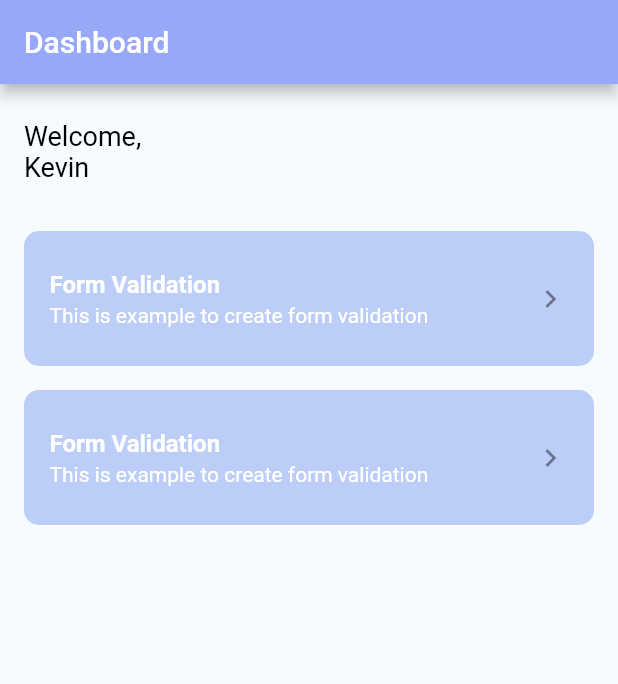
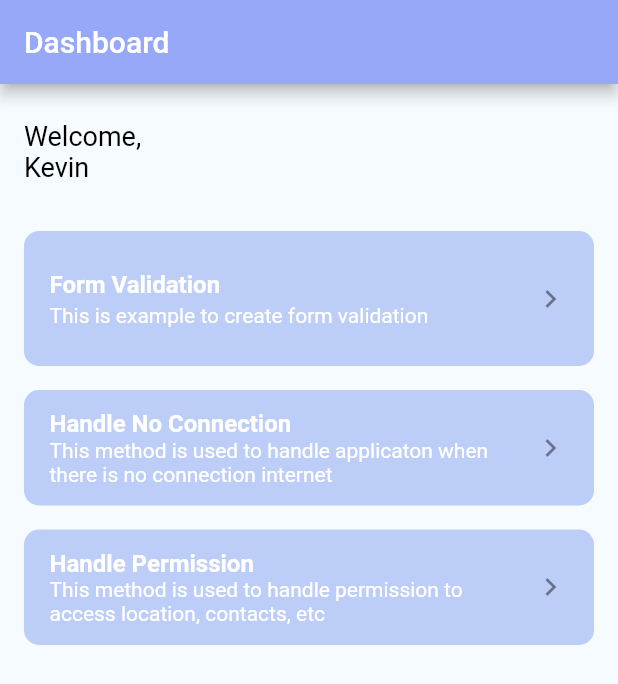
Before and after one commit to kevinrisqi/flutter_mini_projects, a Flutter app: the screen it shows after launch, on a phone screen of 412 x 824 dp. Shown: the top 684 px of the screen. Run offline on Flutter 3.47's test engine with Material 2 defaults, Android fonts, the light colour scheme and no system bars; our stand-ins replace dio, flutter_screenutil, get, lottie.

Commit message:
refactor method

```diff
--- a/lib/global/controller/global_controller.dart
+++ b/lib/global/controller/global_controller.dart
@@ -5,4 +5,6 @@ class GlobalController extends GetxController {
   var firstNameController = TextEditingController();
   var lastNameController = TextEditingController();
   var emailController = TextEditingController();
+
+  final formKey = GlobalKey<FormState>();
 }
--- a/lib/pages/form_validation/form_validation_controller.dart
+++ b/lib/pages/form_validation/form_validation_controller.dart
@@ -2,10 +2,4 @@ import 'package:flutter/material.dart';
 import 'package:get/get.dart';
 
 class FormValidationController extends GetxController {
-  var firstNameController = TextEditingController();
-
-  void clear() {
-    firstNameController.text = '';
-  }
-
 }
--- a/lib/pages/home/home_page.dart
+++ b/lib/pages/home/home_page.dart
@@ -23,7 +23,7 @@ class HomePage extends StatelessWidget {
       body: ListView(
         padding: const EdgeInsets.symmetric(vertical: 24, horizontal: 16),
         children: [
-          customText( 'Welcome,\nKevin', fontSize: FontSize.s18),
+          customText('Welcome,\nKevin', fontSize: FontSize.s18),
           SizedBox(
             height: padding * 2,
           ),
@@ -44,6 +44,15 @@ class HomePage extends StatelessWidget {
               Get.toNamed(RouteName.noConnection);
             },
           ),
+          customListTile(
+            title: 'Handle Permission',
+            subtitle:
+                'This method is used to handle permission to access location, contacts, etc',
+            ontap: () {
+              log('Handle permission has triggered');
+              Get.toNamed(RouteName.handlePermission);
+            },
+          ),
         ],
       ),
     );
--- a/lib/routes/route.dart
+++ b/lib/routes/route.dart
@@ -1,4 +1,5 @@
 import 'package:flutter_mini_projects/pages/form_validation/form_validation_page.dart';
+import 'package:flutter_mini_projects/pages/handle_permission/handle_permission_page.dart';
 import 'package:flutter_mini_projects/pages/home/home_page.dart';
 import 'package:flutter_mini_projects/pages/no_connection/no_connection_main_page.dart';
 import 'package:flutter_mini_projects/routes/bindings.dart';
@@ -21,4 +22,9 @@ List<GetPage> pages = [
     page: () => const NoConnectionMainPage(),
     binding: NoConnectionBinding(),
   ),
+  GetPage(
+    name: RouteName.handlePermission,
+    page: () => const HandlePermissionPage(),
+    binding: HandlePermissionBinding(),
+  ),
 ];
--- a/lib/routes/route_name.dart
+++ b/lib/routes/route_name.dart
@@ -3,4 +3,5 @@ abstract class RouteName {
   static const home = '/home';
   static const formValidation = '/form-validation';
   static const noConnection = '/no-connection';
+  static const handlePermission = '/handle-permission';
 }
--- a/lib/widgets/custom_list_tile.dart
+++ b/lib/widgets/custom_list_tile.dart
@@ -10,10 +10,10 @@ Widget customListTile({String? title, String? subtitle, Function()? ontap}) {
     child: ListTile(
       contentPadding:
           EdgeInsets.symmetric(vertical: padding / 2, horizontal: padding),
-        title: customText('Form Validation',
+      title: customText(title ?? '',
           fontSize: 16, fontWeight: FontWeight.w600, color: Colors.white),
       subtitle: customText(
-          'This is example to create form validation',
+        subtitle ?? '',
         color: Colors.white,
       ),
       trailing: const Icon(Icons.chevron_right),
@@ -22,6 +22,7 @@ Widget customListTile({String? title, String? subtitle, Function()? ontap}) {
         side: const BorderSide(color: Colors.transparent),
         borderRadius: BorderRadius.circular(10),
       ),
-        onTap: ontap),
+      onTap: ontap,
+    ),
   );
 }
```
Also changed, not shown: lib/pages/form_validation/form_validation_page.dart (+28 -22 lines), lib/pages/handle_permission/handle_permission_controller.dart (added, +11 -0 lines), lib/pages/handle_permission/handle_permission_page.dart (added, +27 -0 lines), lib/routes/bindings.dart (+9 -0 lines), lib/widgets/custom_appbar.dart (added, +26 -0 lines). Lines whose indentation alone changed are shown as unchanged.
